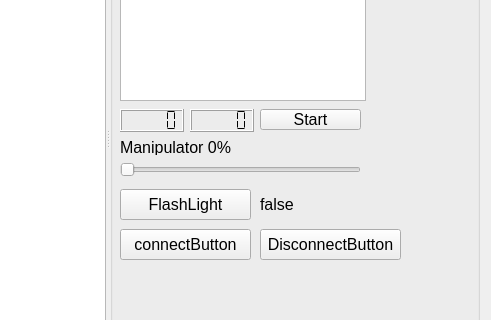
First picture: the form in mainwindow.ui, repository robocenter-rov/remote-control, before the edit; both pictures show x 469 to 960 and y 132 to 452 of the 960 by 541 pixel window.
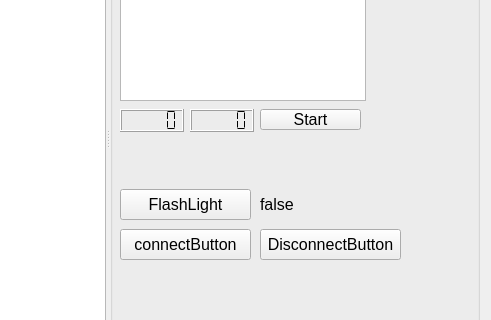
Second picture: the form after the edit.

Commit message: Remove unused form components for manipulator

```diff
--- a/mainwindow.ui
+++ b/mainwindow.ui
@@ -175,35 +175,6 @@
          <enum>QLCDNumber::Flat</enum>
         </property>
        </widget>
-       <widget class="QSlider" name="horizontalSlider">
-        <property name="geometry">
-         <rect>
-          <x>10</x>
-          <y>260</y>
-          <width>241</width>
-          <height>22</height>
-         </rect>
-        </property>
-        <property name="maximum">
-         <number>100</number>
-        </property>
-        <property name="orientation">
-         <enum>Qt::Horizontal</enum>
-        </property>
-       </widget>
-       <widget class="QLabel" name="Manipulator">
-        <property name="geometry">
-         <rect>
-          <x>10</x>
-          <y>240</y>
-          <width>141</width>
-          <height>16</height>
-         </rect>
-        </property>
-        <property name="text">
-         <string>Manipulator 0%</string>
-        </property>
-       </widget>
        <widget class="QPushButton" name="flashLightButton">
         <property name="geometry">
          <rect>
```
The commit also changes 2 other files.
